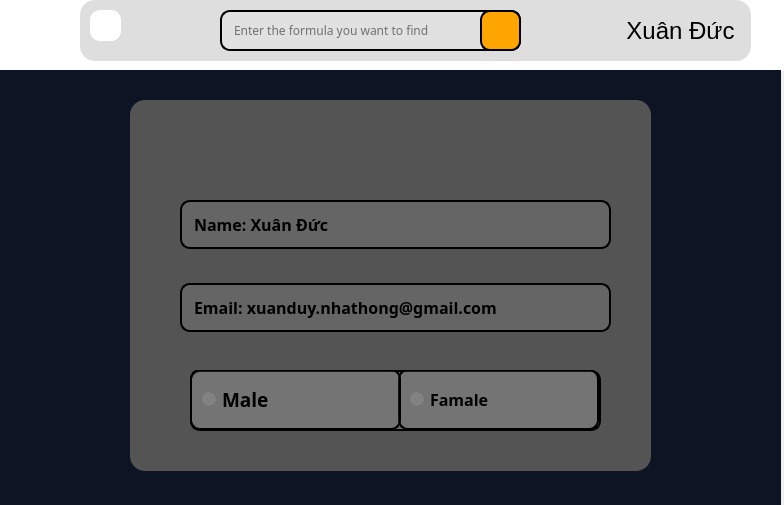
Above: ui/Home.ui from xuanducdepzai/python-app before the change. Below: the same form after it.
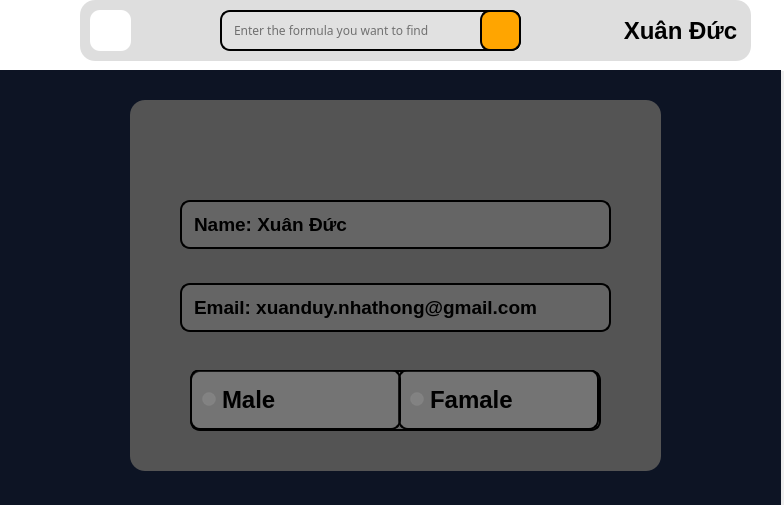
That is the form after the change. Icons and pictures are not drawn.

Diff of the .ui file:
```diff
--- a/ui/Home.ui
+++ b/ui/Home.ui
@@ -166,6 +166,34 @@
        <enum>Qt::LayoutDirection::RightToLeft</enum>
       </property>
       <layout class="QGridLayout" name="gridLayout">
+       <item row="3" column="0">
+        <widget class="QLineEdit" name="txt_email">
+         <property name="font">
+          <font>
+           <family>Segoe UI</family>
+           <pointsize>14</pointsize>
+           <bold>true</bold>
+          </font>
+         </property>
+         <property name="styleSheet">
+          <string notr="true">border-color : rgb(0, 0, 0);
+border: 2px solid back;
+    border-radius: 10px; /* Rounded corners */
+    background-color: rgba(255, 255, 255, 0.1); /* Transparent-like background */
+    padding: 10px
+</string>
+         </property>
+         <property name="text">
+          <string>Email: xuanduy.nhathong@gmail.com</string>
+         </property>
+         <property name="echoMode">
+          <enum>QLineEdit::EchoMode::Normal</enum>
+         </property>
+         <property name="placeholderText">
+          <string>Usename</string>
+         </property>
+        </widget>
+       </item>
        <item row="1" column="0">
         <widget class="QPushButton" name="btn_nav_avatar">
          <property name="font">
@@ -197,8 +225,7 @@
         <widget class="QLineEdit" name="txt_name">
          <property name="font">
           <font>
-           <family>Segoe Script</family>
-           <pointsize>12</pointsize>
+           <pointsize>14</pointsize>
            <bold>true</bold>
           </font>
          </property>
@@ -213,39 +240,8 @@
          <property name="text">
           <string>Name: Xuân Đức</string>
          </property>
-         <property name="echoMode">
-          <enum>QLineEdit::EchoMode::Normal</enum>
-         </property>
-         <property name="placeholderText">
-          <string>Usename</string>
-         </property>
-        </widget>
-       </item>
-       <item row="3" column="0">
-        <widget class="QLineEdit" name="txt_email">
-         <property name="font">
-          <font>
-           <family>Segoe Script</family>
-           <pointsize>12</pointsize>
-           <bold>true</bold>
-          </font>
-         </property>
-         <property name="styleSheet">
-          <string notr="true">border-color : rgb(0, 0, 0);
-border: 2px solid back;
-    border-radius: 10px; /* Rounded corners */
-    background-color: rgba(255, 255, 255, 0.1); /* Transparent-like background */
-    padding: 10px
-</string>
-         </property>
-         <property name="text">
-          <string>Email: xuanduy.nhathong@gmail.com</string>
-         </property>
-         <property name="echoMode">
-          <enum>QLineEdit::EchoMode::Normal</enum>
-         </property>
-         <property name="placeholderText">
-          <string>Usename</string>
+         <property name="readOnly">
+          <bool>true</bool>
          </property>
         </widget>
        </item>
@@ -263,6 +259,12 @@
         <height>461</height>
        </rect>
       </property>
+      <property name="font">
+       <font>
+        <family>Segoe UI</family>
+        <pointsize>14</pointsize>
+       </font>
+      </property>
       <property name="styleSheet">
        <string notr="true">background:rgb(13, 20, 36);</string>
       </property>
@@ -275,7 +277,7 @@
        <rect>
         <x>150</x>
         <y>30</y>
-        <width>521</width>
+        <width>531</width>
         <height>371</height>
        </rect>
       </property>
@@ -326,8 +328,8 @@
        </property>
        <property name="font">
         <font>
-         <family>VNI-Revue</family>
-         <pointsize>12</pointsize>
+         <family>Segoe UI</family>
+         <pointsize>18</pointsize>
          <bold>true</bold>
         </font>
        </property>
@@ -346,8 +348,8 @@
        </property>
        <property name="font">
         <font>
-         <family>VNI-Awchon</family>
-         <pointsize>14</pointsize>
+         <family>Segoe UI</family>
+         <pointsize>18</pointsize>
          <bold>true</bold>
         </font>
        </property>
@@ -1520,6 +1522,7 @@
     <property name="font">
      <font>
       <pointsize>18</pointsize>
+      <bold>true</bold>
      </font>
     </property>
     <property name="styleSheet">
@@ -1603,8 +1606,8 @@
      <rect>
       <x>90</x>
       <y>10</y>
-      <width>31</width>
-      <height>31</height>
+      <width>41</width>
+      <height>41</height>
      </rect>
     </property>
     <property name="styleSheet">
```
Left out of the diff: 32 changed lines with no effect on the pictures.
